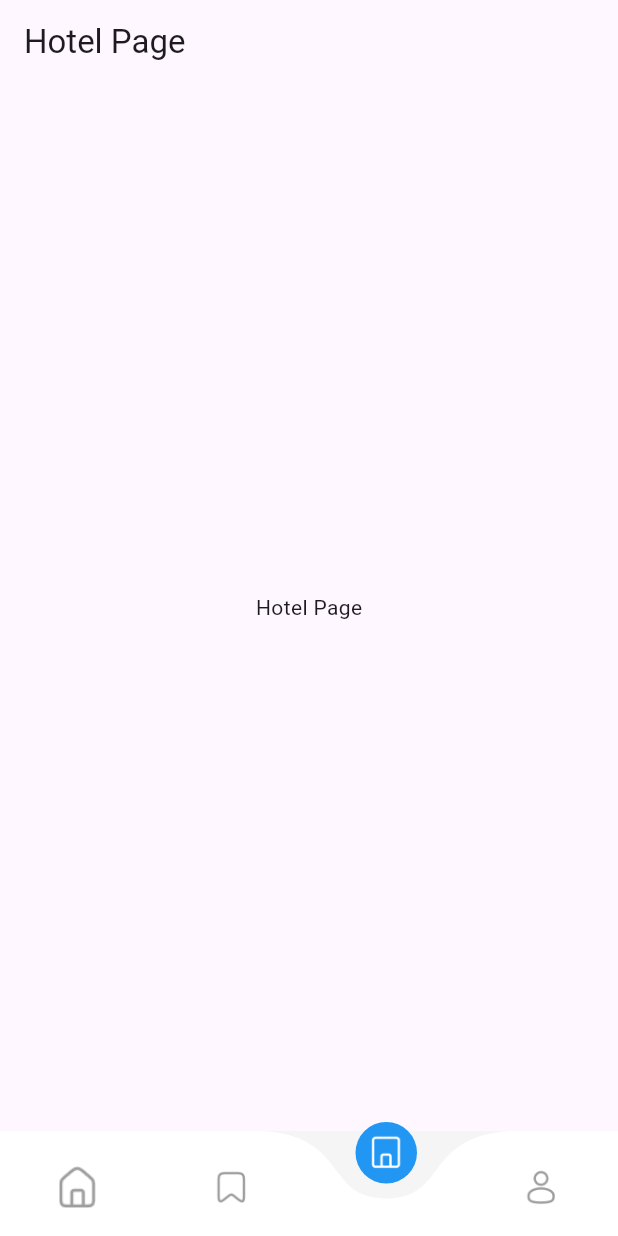
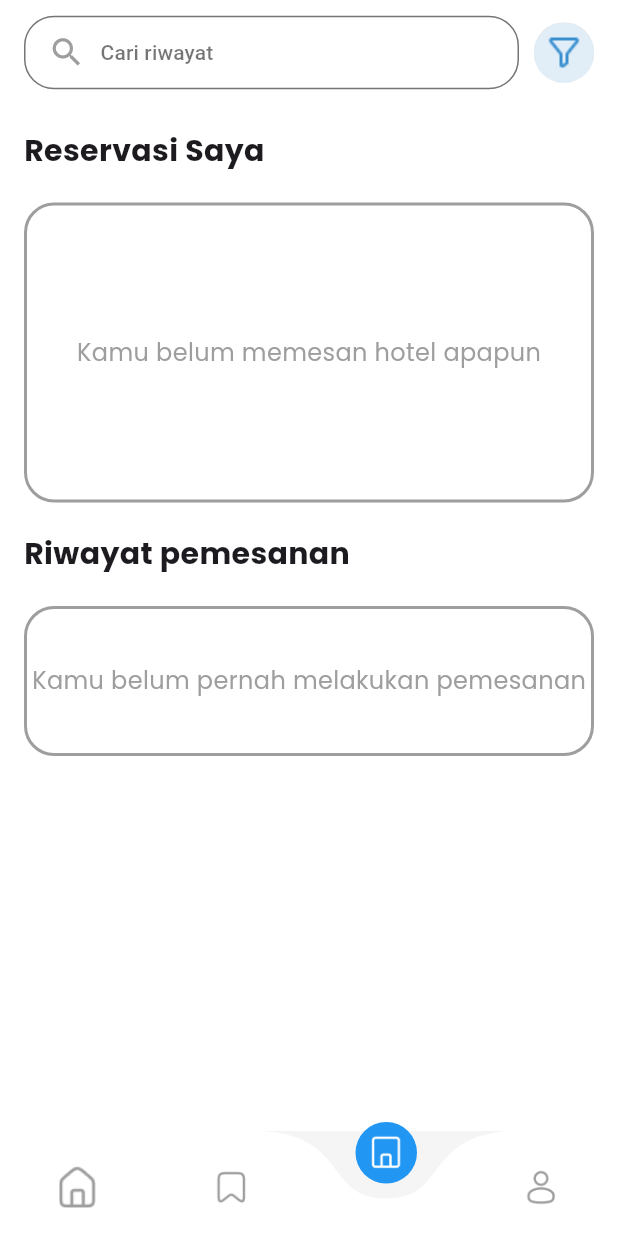
Before and after one commit to RedEye1605/Kelompok-8-Intern-Raion, a Flutter app: the screen it shows once a user with an empty profile is signed in, item 3 of the bottom bar chosen, on a phone screen of 412 x 824 dp. Run offline on Flutter 3.47's test engine with Material 3 defaults, Android fonts, the phone set to English and light mode, and no system bars; drawn by our look-alikes of curved_navigation_bar; our stand-ins replace carousel_slider, cloud_firestore, firebase_auth, firebase_core, flutter_rating_bar, get_it and 4 more; missing offline and left inert: cloudinary_flutter, cloudinary_public, cloudinary_url_gen; accounts and stored records are empty; network calls fail.

```diff
--- a/lib/features/presentation/screens/Home/home_page.dart
+++ b/lib/features/presentation/screens/Home/home_page.dart
@@ -1,6 +1,6 @@
 import 'package:curved_navigation_bar/curved_navigation_bar.dart';
 import 'package:flutter/material.dart';
-import 'package:my_flutter_app/features/presentation/screens/Home/hotel_page.dart';
+import 'package:my_flutter_app/features/presentation/screens/Home/mystays_page.dart';
 import 'package:my_flutter_app/features/presentation/screens/Home/home.dart';
 import 'package:my_flutter_app/features/presentation/screens/Home/profile_page.dart';
 import 'package:my_flutter_app/features/presentation/screens/Home/bookmark_page.dart';
@@ -24,7 +24,7 @@ class _HomePageState extends State<HomePage> {
   final screens = [
     const Home(),
     BookmarkPage(),
-    const HotelPage(),
+    const MystaysPage(),
     ProfilePage(),
   ];
 
--- a/lib/features/presentation/screens/Home/hotel_page.dart
+++ /dev/null
@@ -1,18 +0,0 @@
-import 'package:flutter/material.dart';
-
-class HotelPage extends StatelessWidget {
-  const HotelPage ({super.key});
-
-  @override
-  Widget build(BuildContext context) {
-    return Scaffold(
-      appBar: AppBar(
-        automaticallyImplyLeading: false,
-        title: Text('Hotel Page'),
-      ),
-      body: Center(
-        child: Text('Hotel Page'),
-      ),
-    );
-  }
-}
--- /dev/null
+++ b/lib/features/presentation/screens/Home/mystays_page.dart
@@ -0,0 +1,126 @@
+import 'package:flutter/material.dart';
+
+class MystaysPage extends StatelessWidget {
+  const MystaysPage({super.key});
+
+  @override
+  Widget build(BuildContext context) {
+    return Scaffold(
+      backgroundColor: Colors.white,
+      appBar: AppBar(
+        automaticallyImplyLeading: false,
+        backgroundColor: Colors.white,
+        elevation: 0,
+        toolbarHeight: 70,
+        title: Row(
+          children: [
+            // Search Bar
+            Expanded(
+              child: OutlinedButton(
+                style: OutlinedButton.styleFrom(
+                  side: BorderSide(color: Colors.black54), // Outline color
+                  shape: RoundedRectangleBorder(
+                    borderRadius: BorderRadius.circular(20),
+                  ),
+                  padding: EdgeInsets.symmetric(vertical: 12, horizontal: 16),
+                  backgroundColor: Colors.white,
+                ),
+                onPressed: () => Navigator.pushNamed(context, '/search'),
+                child: Row(
+                  children: [
+                    Icon(Icons.search, color: Colors.grey, size: 25),
+                    SizedBox(width: 10),
+                    Text(
+                      'Cari riwayat',
+                      style: TextStyle(color: Colors.black54),
+                    ),
+                  ],
+                ),
+              ),
+            ),
+            const SizedBox(width: 10),
+            // icon sort
+            GestureDetector(
+              onTap: () {},
+              child: CircleAvatar(
+                backgroundColor: Colors.grey[300],
+                radius: 20,
+                child: Image.asset("assets/icons/filter-btn.png"),
+              ),
+            ),
+          ],
+        ),
+      ),
+      body: Padding(
+        padding: const EdgeInsets.all(16.0),
+        child: Column(
+          children: [
+            Align(
+              alignment: Alignment.centerLeft,
+              child: Text(
+                "Reservasi Saya",
+                style: TextStyle(
+                  fontSize: 20,
+                  fontWeight: FontWeight.bold,
+                  fontFamily: 'Poppins',
+                ),
+              ),
+            ),
+            SizedBox(height: 20),
+            Container(
+              width: double.infinity,
+              height: 200,
+              decoration: BoxDecoration(
+                color: Colors.white,
+                borderRadius: BorderRadius.circular(20),
+                border: Border.all(color: Colors.grey, width: 2),
+              ),
+              child: Center(
+                child: Text(
+                  "Kamu belum memesan hotel apapun",
+                  style: TextStyle(
+                    color: Colors.grey,
+                    fontSize: 16,
+                    fontFamily: 'Poppins',
+                  ),
+                ),
+              ),
+            ),
+            const SizedBox(height: 20),
+            Align(
+              alignment: Alignment.centerLeft,
+              child: Text(
+                "Riwayat pemesanan",
+                style: TextStyle(
+                  fontSize: 20,
+                  fontWeight: FontWeight.bold,
+                  fontFamily: 'Poppins',
+                ),
+              ),
+            ),
+            const SizedBox(height: 20),
+            Container(
+              width: double.infinity,
+              height: 100,
+              decoration: BoxDecoration(
+                color: Colors.white,
+                borderRadius: BorderRadius.circular(20),
+                border: Border.all(color: Colors.grey, width: 2),
+              ),
+              child: Center(
+                child: Text(
+                  "Kamu belum pernah melakukan pemesanan",
+                  style: TextStyle(
+                    color: Colors.grey,
+                    fontSize: 16,
+                    fontFamily: 'Poppins',
+                  ),
+                ),
+              ),
+            ),
+          ],
+        ),
+      ),
+    );
+  }
+}
--- a/lib/main.dart
+++ b/lib/main.dart
@@ -9,6 +9,7 @@ import 'package:my_flutter_app/features/presentation/screens/Home/mvp/hotel-page
 import 'package:my_flutter_app/features/presentation/screens/Home/mvp/order_page.dart';
 import 'package:my_flutter_app/features/presentation/screens/Home/mvp/payment_page.dart';
 import 'package:my_flutter_app/features/presentation/screens/Home/mvp/search_hotel.dart';
+import 'package:my_flutter_app/features/presentation/screens/Home/mvp/status_page.dart';
 import 'package:my_flutter_app/features/presentation/screens/Settings/help_report_screen.dart';
 import 'package:my_flutter_app/features/presentation/screens/Home/edit_profile.dart';
 import 'package:my_flutter_app/features/presentation/screens/Home/home_page.dart';
@@ -95,6 +96,7 @@ class MyApp extends StatelessWidget {
           '/hotelPage' : (context) => const HotelPage(),
           '/search_hotel' : (context) => const SearchHotel(),
           '/road_status': (context) => RoadStatusScreen(),
+          '/status_page' : (context) => const StatusPage(),
         },
       ),
     );
--- a/pubspec.yaml
+++ b/pubspec.yaml
@@ -52,6 +52,7 @@ dependencies:
   cloudinary_flutter: ^1.3.0
   timeago: ^3.5.0
   flutter_datetime_picker_plus: ^2.2.0
+  lottie: ^3.3.1
 
 dependency_overrides:
   cloud_firestore_platform_interface: ^6.4.0
```
Also changed, not shown: lib/features/presentation/screens/Home/mvp/order_page.dart (+19 -15 lines), lib/features/presentation/screens/Home/mvp/payment_page.dart (+77 -10 lines), lib/features/presentation/screens/Home/mvp/status_page.dart (added, +69 -0 lines), pubspec.lock.
